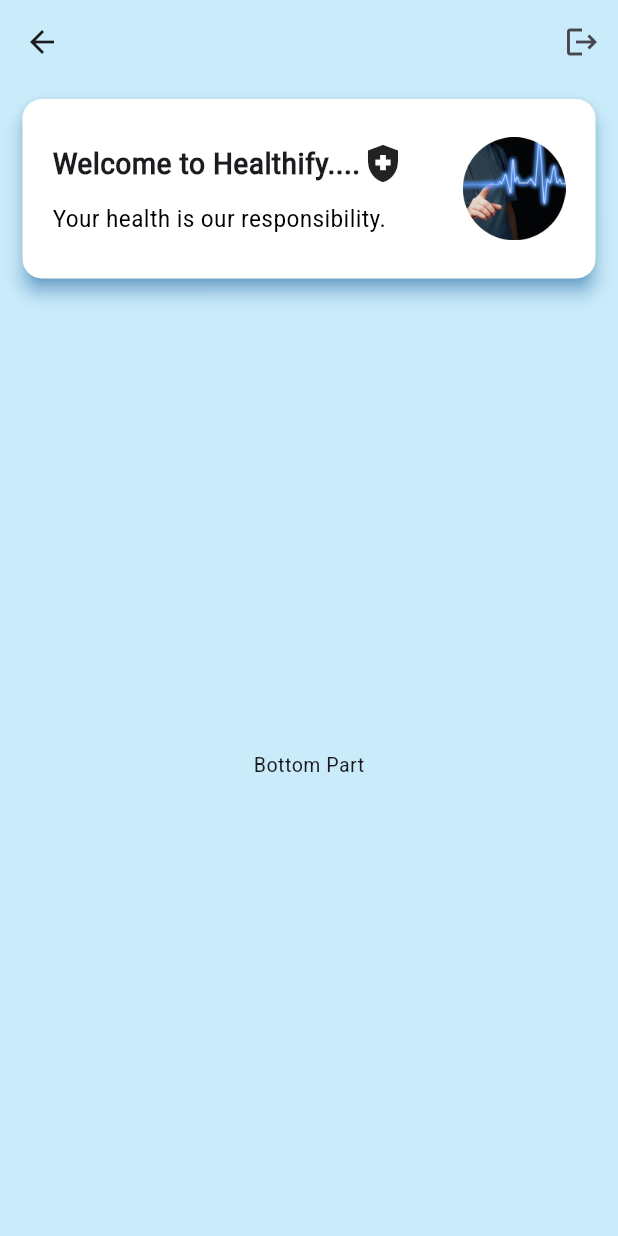
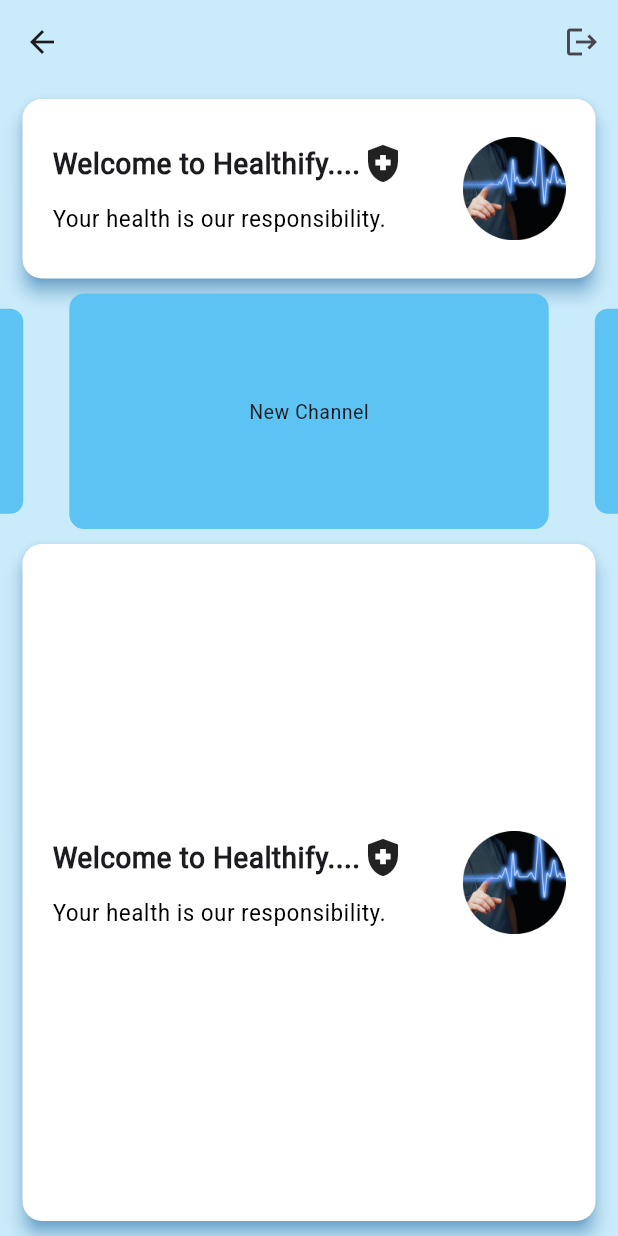
Before and after one commit to chamodlw/firebasic, a Flutter app: the HomePage screen opened by its route, on a phone screen of 412 x 824 dp. Run offline on Flutter 3.47's test engine with Material 3 defaults, Android fonts, the phone set to English and light mode, and no system bars; drawn by our look-alikes of carousel_slider; our stand-ins replace auto_route, firebase_auth, firebase_core; accounts and stored records are empty.

Commit message:
card place new file

```diff
--- /dev/null
+++ b/lib/components/section_scroller.dart
@@ -0,0 +1,39 @@
+import 'package:carousel_slider/carousel_options.dart';
+import 'package:carousel_slider/carousel_slider.dart';
+import 'package:flutter/material.dart';
+
+class SectionScroller extends StatelessWidget {
+  const SectionScroller({super.key});
+
+  @override
+  Widget build(BuildContext context) {
+    return Container(
+      child: CarouselSlider(
+          items: ['New Channel', 'Channel History', 'Contact Us'].map((e) {
+            return Container(
+              width: MediaQuery.of(context).size.width,
+              margin: EdgeInsets.symmetric(horizontal: 5),
+              decoration: BoxDecoration(
+                color: Color.fromARGB(255, 93, 195, 242),
+                borderRadius: BorderRadius.circular(10),
+              ),
+              child: Center(child: Text("$e")),
+            );
+          }).toList(),
+          options: CarouselOptions(
+            height: 300,
+            aspectRatio: 16 / 9,
+            viewportFraction: 0.8,
+            initialPage: 0,
+            enableInfiniteScroll: true,
+            reverse: false,
+            autoPlay: true,
+            autoPlayInterval: Duration(seconds: 3),
+            autoPlayAnimationDuration: Duration(milliseconds: 800),
+            autoPlayCurve: Curves.fastOutSlowIn,
+            enlargeCenterPage: true,
+            scrollDirection: Axis.horizontal,
+          )),
+    );
+  }
+}
--- /dev/null
+++ b/lib/components/titlecard.dart
@@ -0,0 +1,61 @@
+import 'package:fire2/styles/styles.dart';
+import 'package:flutter/material.dart';
+
+class TitleCard extends StatelessWidget {
+  const TitleCard({super.key});
+
+  @override
+  Widget build(BuildContext context) {
+    return Card(
+      margin: const EdgeInsets.symmetric(horizontal: 15, vertical: 10),
+      shape: RoundedRectangleBorder(
+        borderRadius: BorderRadius.circular(13),
+      ),
+      elevation: 5,
+      shadowColor: Colors.blue,
+      color: Colors.white,
+      child: Container(
+        width: double.infinity,
+        height: double.infinity,
+        padding: const EdgeInsets.all(20),
+        child: Row(
+          children: [
+            Expanded(
+              flex: 8,
+              child: Column(
+                mainAxisAlignment: MainAxisAlignment.center,
+                children: [
+                  Row(children: [
+                    Text(
+                      'Welcome to Healthify....',
+                      style: Styles.title4,
+                    ),
+                    Icon(
+                      Icons.health_and_safety,
+                      size: 30,
+                    ),
+                  ]),
+                  SizedBox(height: 10),
+                  Row(children: [
+                    Text(
+                      'Your health is our responsibility.',
+                      style: Styles.text1,
+                    ),
+                  ]),
+                ],
+              ),
+            ),
+            Expanded(
+              flex: 2,
+              child: Container(
+                child: Center(
+                  child: Image(image: AssetImage('assets/images/health.png')),
+                ),
+              ),
+            ),
+          ],
+        ),
+      ),
+    );
+  }
+}
--- a/lib/homepage.dart
+++ b/lib/homepage.dart
@@ -1,9 +1,10 @@
 // homepage.dart
 import 'package:auto_route/auto_route.dart';
-import 'package:firebase_auth/firebase_auth.dart';
+import 'package:fire2/components/section_scroller.dart';
 import 'package:flutter/material.dart';
 import '../components/show_alert.dart';
 import '../styles/styles.dart';
+import 'package:fire2/components/titlecard.dart';
 
 @RoutePage()
 class HomePage extends StatelessWidget {
@@ -28,64 +29,28 @@ class HomePage extends StatelessWidget {
           Expanded(
             flex: 2,
             child: Center(
-              child: Card(
-                margin:
-                    const EdgeInsets.symmetric(horizontal: 15, vertical: 10),
-                shape: RoundedRectangleBorder(
-                  borderRadius: BorderRadius.circular(13),
-                ),
-                elevation: 5,
-                shadowColor: Colors.blue,
-                color: Colors.white,
-                child: Container(
-                  width: double.infinity,
-                  height: double.infinity,
-                  padding: const EdgeInsets.all(20),
-                  child: Row(
-                    children: [
-                      Expanded(
-                        flex: 8,
-                        child: Column(
-                          mainAxisAlignment: MainAxisAlignment.center,
-                          children: [
-                            Row(children: [
-                              Text(
-                                'Welcome to Healthify....',
-                                style: Styles.title4,
-                              ),
-                              Icon(
-                                Icons.health_and_safety,
-                                size: 30,
-                              ),
-                            ]),
-                            SizedBox(height: 10),
-                            Row(children: [
-                              Text(
-                                'Your health is our responsibility.',
-                                style: Styles.text1,
-                              ),
-                            ]),
-                          ],
-                        ),
-                      ),
-                      Expanded(
-                        flex: 2,
-                        child: Container(
-                          child: Center(
-                            child: Image(image: AssetImage('assets/images/health.png')),
-                          ),
-                        ),
-                      ),
-                    ],
-                  ),
-                ),
-              ),
+              child: TitleCard(),
             ),
           ),
           Expanded(
             flex: 9,
             child: Center(
-              child: Text('Bottom Part'),
+              child: Column(
+                children: [
+                  Expanded(
+                    flex: 2,
+                    child: Center(
+                      child: SectionScroller(),
+                    ),
+                  ),
+                  Expanded(
+                    flex: 6,
+                    child: Center(
+                      child: TitleCard(),
+                    ),
+                  ),
+                ],
+              ),
             ),
           ),
         ],
--- a/pubspec.yaml
+++ b/pubspec.yaml
@@ -40,6 +40,7 @@ dependencies:
   # Use with the CupertinoIcons class for iOS style icons.
   cupertino_icons: ^1.0.6
   firebase_core: ^2.32.0
+  carousel_slider: ^4.2.1
 
 
 dev_dependencies:
```
Also changed, not shown: pubspec.lock.
